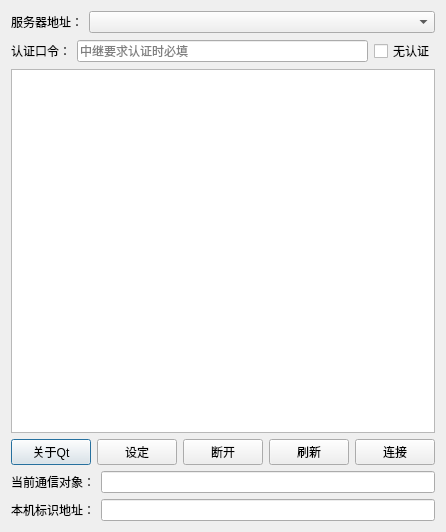
Qt form app/ui/ConnectorControl.ui (taynpg/relayer) before a commit.
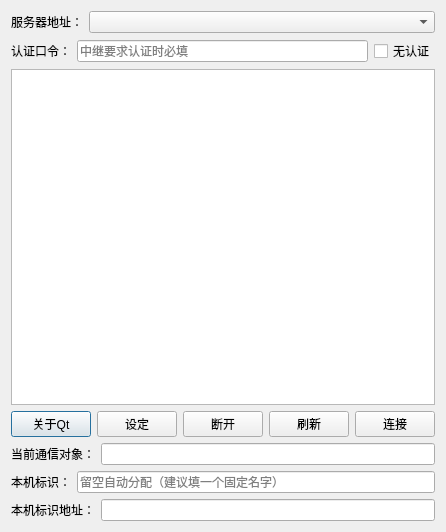
The same form after that commit.

Commit message: feat: 固定标识——客户端声明 id，服务端只校验占用（PROTOCOL §11.7）

```diff
--- a/app/ui/ConnectorControl.ui
+++ b/app/ui/ConnectorControl.ui
@@ -136,6 +136,28 @@
      </item>
     </layout>
    </item>
+   <item>
+    <layout class="QHBoxLayout" name="horizontalLayoutMyId">
+     <item>
+      <widget class="QLabel" name="labelMyId">
+       <property name="text">
+        <string>本机标识：</string>
+       </property>
+      </widget>
+     </item>
+     <item>
+      <widget class="QLineEdit" name="edMyId">
+       <property name="toolTip">
+        <string>声明自己的标识（对应 relayer-cli 的 --id）。留空则由中继自动分配 client-N。
+该标识同时只能有一条连接：被别人占用时连接会失败，不会自动改名——对照表按 id 固定投递，改名比连不上危险。</string>
+       </property>
+       <property name="placeholderText">
+        <string>留空自动分配（建议填一个固定名字）</string>
+       </property>
+      </widget>
+     </item>
+    </layout>
+   </item>
    <item>
     <layout class="QHBoxLayout" name="horizontalLayout_4">
      <item>
```
The commit also changes 23 other files.
